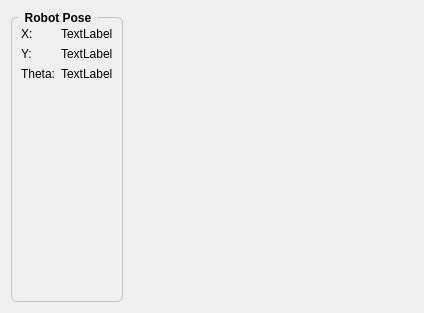
JakubHazik/amr_fleet, file amr_monitor/src/qt_widget/MonitorWidget.ui: the form before one commit.
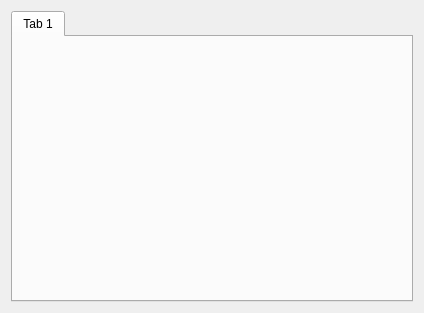
The form after the commit.

The edit to the form file:
```diff
--- a/amr_monitor/src/qt_widget/MonitorWidget.ui
+++ b/amr_monitor/src/qt_widget/MonitorWidget.ui
@@ -15,100 +15,17 @@
   </property>
   <layout class="QGridLayout" name="gridLayout">
    <item row="0" column="0">
-    <widget class="QGroupBox" name="groupBox">
-     <property name="styleSheet">
-      <string notr="true">QGroupBox {
-    font: bold;
-    border: 1px solid silver;
-    border-radius: 6px;
-    margin-top: 6px;
-}
-
-QGroupBox::title {
-    subcontrol-origin: margin;
-    left: 7px;
-    padding: 0px 5px 0px 5px;
-}</string>
+    <widget class="QTabWidget" name="tabWidget">
+     <property name="currentIndex">
+      <number>0</number>
      </property>
-     <property name="title">
-      <string>Robot Pose</string>
-     </property>
-     <layout class="QVBoxLayout" name="verticalLayout_2">
-      <item>
-       <layout class="QGridLayout" name="gridLayout_2">
-        <item row="2" column="1">
-         <widget class="QLabel" name="poseTheta">
-          <property name="text">
-           <string>TextLabel</string>
-          </property>
-         </widget>
-        </item>
-        <item row="0" column="0">
-         <widget class="QLabel" name="label_2">
-          <property name="text">
-           <string>X:</string>
-          </property>
-         </widget>
-        </item>
-        <item row="1" column="1">
-         <widget class="QLabel" name="poseY">
-          <property name="text">
-           <string>TextLabel</string>
-          </property>
-         </widget>
-        </item>
-        <item row="2" column="0">
-         <widget class="QLabel" name="label_6">
-          <property name="text">
-           <string>Theta:</string>
-          </property>
-         </widget>
-        </item>
-        <item row="1" column="0">
-         <widget class="QLabel" name="label_4">
-          <property name="text">
-           <string>Y:</string>
-          </property>
-         </widget>
-        </item>
-        <item row="0" column="1">
-         <widget class="QLabel" name="poseX">
-          <property name="text">
-           <string>TextLabel</string>
-          </property>
-         </widget>
-        </item>
-       </layout>
-      </item>
-      <item>
-       <spacer name="verticalSpacer">
-        <property name="orientation">
-         <enum>Qt::Vertical</enum>
-        </property>
-        <property name="sizeHint" stdset="0">
-         <size>
-          <width>20</width>
-          <height>40</height>
-         </size>
-        </property>
-       </spacer>
-      </item>
-     </layout>
+     <widget class="QWidget" name="tab">
+      <attribute name="title">
+       <string>Tab 1</string>
+      </attribute>
+     </widget>
     </widget>
    </item>
-   <item row="0" column="1">
-    <spacer name="horizontalSpacer">
-     <property name="orientation">
-      <enum>Qt::Horizontal</enum>
-     </property>
-     <property name="sizeHint" stdset="0">
-      <size>
-       <width>40</width>
-       <height>20</height>
-      </size>
-     </property>
-    </spacer>
-   </item>
   </layout>
  </widget>
  <resources/>
```
